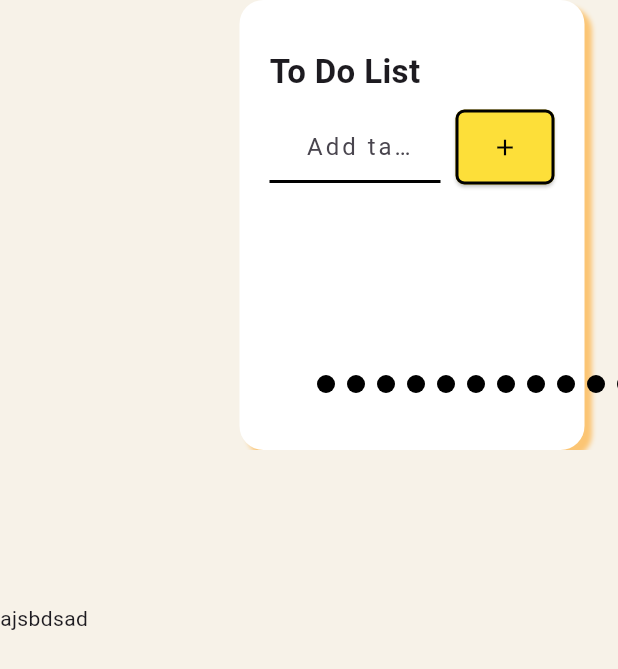
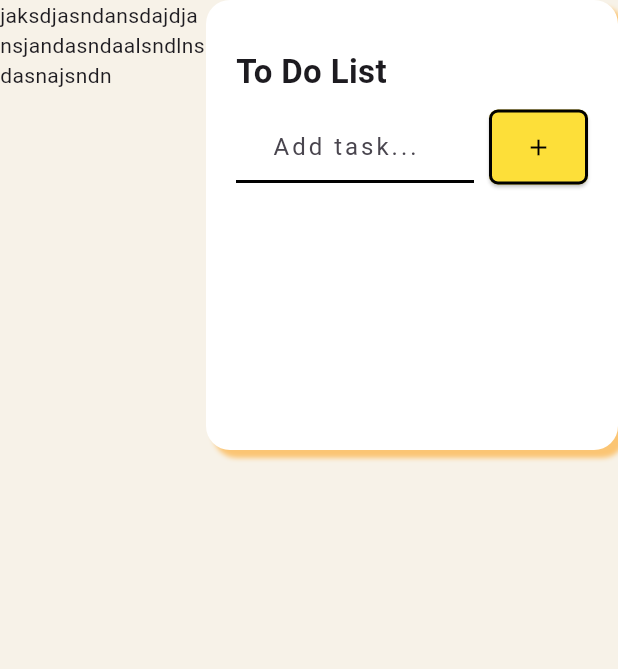
Before and after one commit to Faqihasyari/pomodoro_app, a Flutter app: the screen it shows after launch, on a phone screen of 412 x 824 dp. Shown: the top 669 px of the screen. Run offline on Flutter 3.47's test engine with Material 3 defaults, Android fonts, the phone set to English and light mode, and no system bars; our stand-ins replace google_fonts; Roboto replaces fonts that are missing (Mansalva).

Commit message:
add expand

```diff
--- /dev/null
+++ b/devtools_options.yaml
@@ -0,0 +1,3 @@
+description: This file stores settings for Dart & Flutter DevTools.
+documentation: https://docs.flutter.dev/tools/devtools/extensions#configure-extension-enablement-states
+extensions:
--- a/lib/core/widgets/todo_list.dart
+++ b/lib/core/widgets/todo_list.dart
@@ -16,9 +16,8 @@ class CuteTodoPage extends StatelessWidget {
 
     return Scaffold(
       backgroundColor: bg ,
-      body: Center(
-        child: Container(
-          width: 230,
+      body: Container(
+        width: 300,
         height: 300,
         padding: const EdgeInsets.all(20),
         decoration: BoxDecoration(
@@ -129,7 +128,6 @@ class CuteTodoPage extends StatelessWidget {
           ],
         ),
       ),
-      ),
     );
   }
 
--- a/lib/presentation/screens/home_page.dart
+++ b/lib/presentation/screens/home_page.dart
@@ -13,35 +13,40 @@ class MyHomePage extends StatelessWidget {
         children: [
           Expanded(
             flex: 1,
-            child: Text('ajsbdsad')),
+            child: Column(
+              children: [
+                Text('jaksdjasndansdajdjansjandasndaalsndlnsdasnajsndn'),
+              ],
+            )),
           Expanded(
             flex: 2,
             child: Column(
               children: [
                 SizedBox(
+                  width: 300,
                   height: 300,
                   child: Stack(
                     children: [
                       CuteTodoPage(),
-                      Positioned(
-                        left: 70,
-                        top: 250,
-                        child: Row(
-                          mainAxisAlignment: MainAxisAlignment.center,
-                          children: List.generate(
-                            12,
-                            (i) => Container(
-                              margin: const EdgeInsets.symmetric(horizontal: 4),
-                              width: 12,
-                              height: 12,
-                              decoration: BoxDecoration(
-                                color: Colors.black,
-                                borderRadius: BorderRadius.circular(100),
-                              ),
-                            ),
-                          ),
-                        ),
-                      ),
+                      // Positioned(
+                      //   left: 70,
+                      //   top: 250,
+                      //   child: Row(
+                      //     mainAxisAlignment: MainAxisAlignment.center,
+                      //     children: List.generate(
+                      //       12,
+                      //       (i) => Container(
+                      //         margin: const EdgeInsets.symmetric(horizontal: 4),
+                      //         width: 12,
+                      //         height: 12,
+                      //         decoration: BoxDecoration(
+                      //           color: Colors.black,
+                      //           borderRadius: BorderRadius.circular(100),
+                      //         ),
+                      //       ),
+                      //     ),
+                      //   ),
+                      // ),
                     ],
                   ),
                 ),
```
Lines whose indentation alone changed are shown as unchanged.
